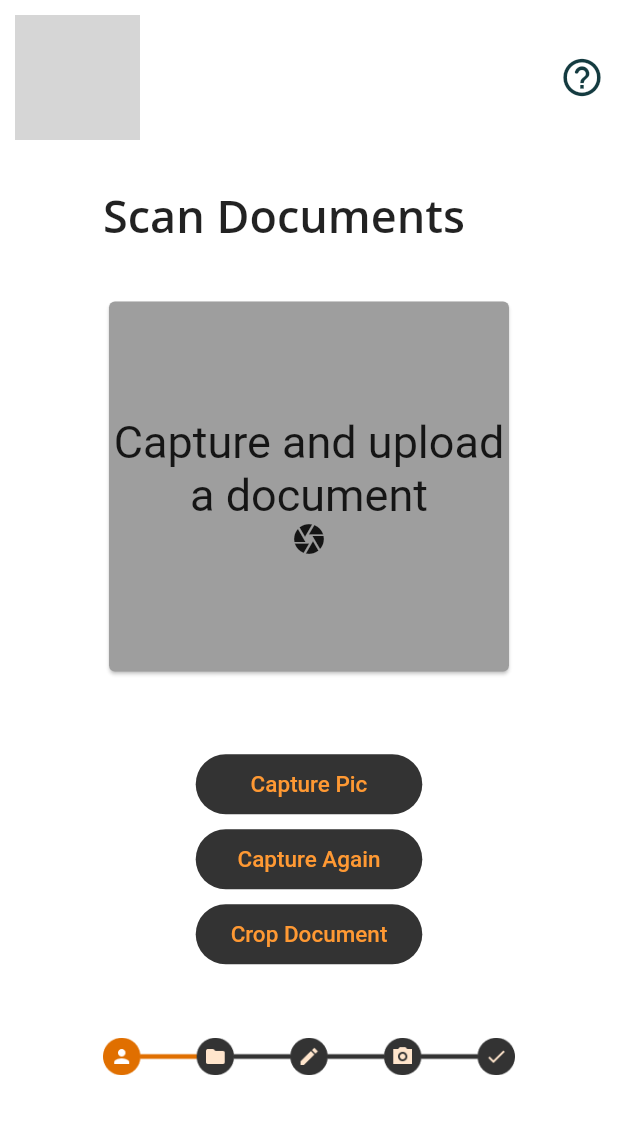
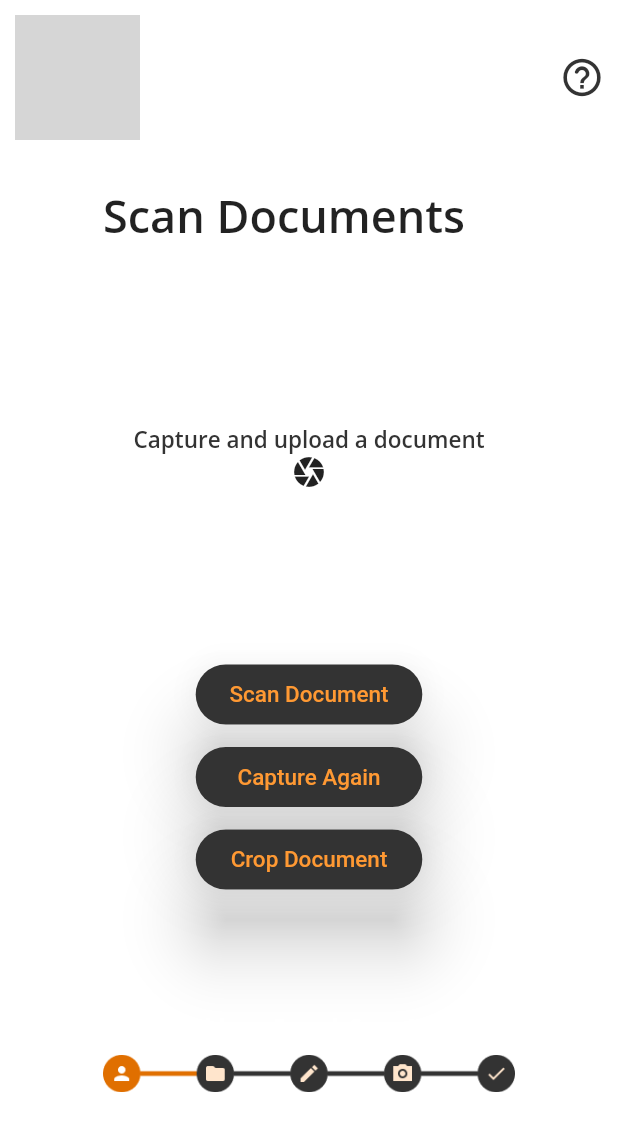
Before and after one commit to Aficionado45/Aadhaar_Address_Update, a Flutter app: the scanDoc screen opened by its route, on a phone screen of 412 x 824 dp. Shown: the top 1131 px of the screen. Run offline on Flutter 3.47's test engine with Material 2 defaults, Android fonts, the phone set to English and light mode, and no system bars; our stand-ins replace cloud_firestore, firebase_core, firebase_storage, image_cropper, image_picker, local_auth and 3 more; missing offline and left inert: firebase_ml_vision, geocoder; accounts and stored records are empty; statements that could not run were skipped; project files that could hold a hidden picture were left out; grey boxes are pictures that could not be loaded.

Commit message:
Scan UI Complete

```diff
--- a/lib/screens/scan.dart
+++ b/lib/screens/scan.dart
@@ -69,7 +69,7 @@ class _scanDocState extends State<scanDoc> {
             IconButton(
               icon: Icon(
                 Icons.help_outline_rounded,
-                color: Color(0xFF143B40),
+                color: Color(0xFF333333),
                 size: 30,
               ),
               onPressed: () {
@@ -134,25 +134,36 @@ class _scanDocState extends State<scanDoc> {
               if (state == AppState.free)
                 Container(
                   padding: const EdgeInsets.symmetric(vertical: 10.0),
-                  height: MediaQuery.of(context).size.height / 3,
+                  height: MediaQuery.of(context).size.height / 3.5,
                   width: MediaQuery.of(context).size.width,
-                  child: Card(
-                      color: Colors.grey,
+                  child: Container(
                     child: Column(
                       crossAxisAlignment: CrossAxisAlignment.center,
                       mainAxisAlignment: MainAxisAlignment.center,
                       children: [
                         Text("Capture and upload a document",
                             textAlign: TextAlign.center,
-                                style: TextStyle(fontSize: 30)),
+                            style: TextStyle(
+                                fontSize: 15,
+                                fontFamily: "Open Sans",
+                                fontWeight: FontWeight.w600,
+                                color: Color(0xff333333))),
                         Icon(Icons.camera),
-                          ])),
+                      ],
                     ),
-              if(state == AppState.free)
-                SizedBox(height: MediaQuery.of(context).size.height / 20,),
+                  ),
+                ),
+              if (state == AppState.free)
+                SizedBox(
+                  height: MediaQuery.of(context).size.height / 40,
+                ),
               if (state == AppState.free)
                 Padding(
-                  padding: EdgeInsets.symmetric(horizontal: MediaQuery.of(context).size.width * 0.15),
+                  padding: EdgeInsets.symmetric(
+                      horizontal: MediaQuery.of(context).size.width * 0.15),
+                  child: Material(
+                    elevation: 20,
+                    borderRadius: BorderRadius.all(Radius.circular(20)),
                     child: Container(
                       decoration: BoxDecoration(
                         color: kButton,
@@ -172,7 +183,7 @@ class _scanDocState extends State<scanDoc> {
                           });
                         },
                         child: Text(
-                        "Capture Pic",
+                          "Scan Document",
                           style: TextStyle(
                             color: kButtonText,
                             fontSize: 15,
@@ -181,15 +192,20 @@ class _scanDocState extends State<scanDoc> {
                       ),
                     ),
                   ),
+                ),
               SizedBox(
-                height: 10,
+                height: 15,
               ),
               if (state == AppState.picked || state == AppState.extracted)
                 SizedBox(
                   height: 20,
                 ),
               Padding(
-                padding: EdgeInsets.symmetric(horizontal: MediaQuery.of(context).size.width * 0.15),
+                padding: EdgeInsets.symmetric(
+                    horizontal: MediaQuery.of(context).size.width * 0.15),
+                child: Material(
+                  elevation: 20,
+                  borderRadius: BorderRadius.all(Radius.circular(20)),
                   child: Container(
                     decoration: BoxDecoration(
                       color: kButton,
@@ -215,11 +231,16 @@ class _scanDocState extends State<scanDoc> {
                     ),
                   ),
                 ),
+              ),
               SizedBox(
-                height: 10,
+                height: 15,
               ),
               Padding(
-                padding: EdgeInsets.symmetric(horizontal: MediaQuery.of(context).size.width * 0.15),
+                padding: EdgeInsets.symmetric(
+                    horizontal: MediaQuery.of(context).size.width * 0.15),
+                child: Material(
+                  elevation: 20,
+                  borderRadius: BorderRadius.all(Radius.circular(20)),
                   child: Container(
                     decoration: BoxDecoration(
                       color: kButton,
@@ -248,12 +269,17 @@ class _scanDocState extends State<scanDoc> {
                     ),
                   ),
                 ),
+              ),
               SizedBox(
-                height: 10,
+                height: 15,
               ),
               if (state == AppState.picked || state == AppState.extracted)
                 Padding(
-                  padding: EdgeInsets.symmetric(horizontal: MediaQuery.of(context).size.width * 0.15),
+                  padding: EdgeInsets.symmetric(
+                      horizontal: MediaQuery.of(context).size.width * 0.15),
+                  child: Material(
+                    elevation: 20,
+                    borderRadius: BorderRadius.all(Radius.circular(20)),
                     child: Container(
                       decoration: BoxDecoration(
                         color: kButton,
@@ -268,10 +294,9 @@ class _scanDocState extends State<scanDoc> {
                             state = AppState.cropped;
                             isAsync = true;
                           });
-                        try{
+                          try {
                             await getText();
-                        }
-                        catch(err){
+                          } catch (err) {
                             print(err);
                           }
                           setState(() {
@@ -293,13 +318,17 @@ class _scanDocState extends State<scanDoc> {
                       ),
                     ),
                   ),
-              // SizedBox(
-              //   height: 10,
-              // ),
+                ),
+              SizedBox(
+                height: 15,
+              ),
               if (state == AppState.extracted)
-                Container(
+                Material(
+                  elevation: 20,
+                  borderRadius: BorderRadius.all(Radius.circular(20)),
+                  child: Container(
                     decoration: BoxDecoration(
-                    color: Color(0xFF143B40),
+                      color: kButton,
                       borderRadius: BorderRadius.all(Radius.circular(20)),
                     ),
                     alignment: FractionalOffset.center,
@@ -330,11 +359,15 @@ class _scanDocState extends State<scanDoc> {
                       child: Text(
                         "Confirm Address and Proceed",
                         style: TextStyle(
-                        color: Colors.white,
+                          color: kButtonText,
                           fontSize: 15,
                         ),
                       ),
                     ),
+                  ),
+                ),
+              SizedBox(
+                height: MediaQuery.of(context).size.height / 20,
               ),
               Center(
                 child: Padding(
@@ -348,7 +381,7 @@ class _scanDocState extends State<scanDoc> {
                   ),
                 ),
               ),
-              if(error)
+              if (error)
                 SizedBox(
                   height: 60,
                 ),
```
Also changed, not shown: 1 other file. Lines whose indentation alone changed are shown as unchanged.
